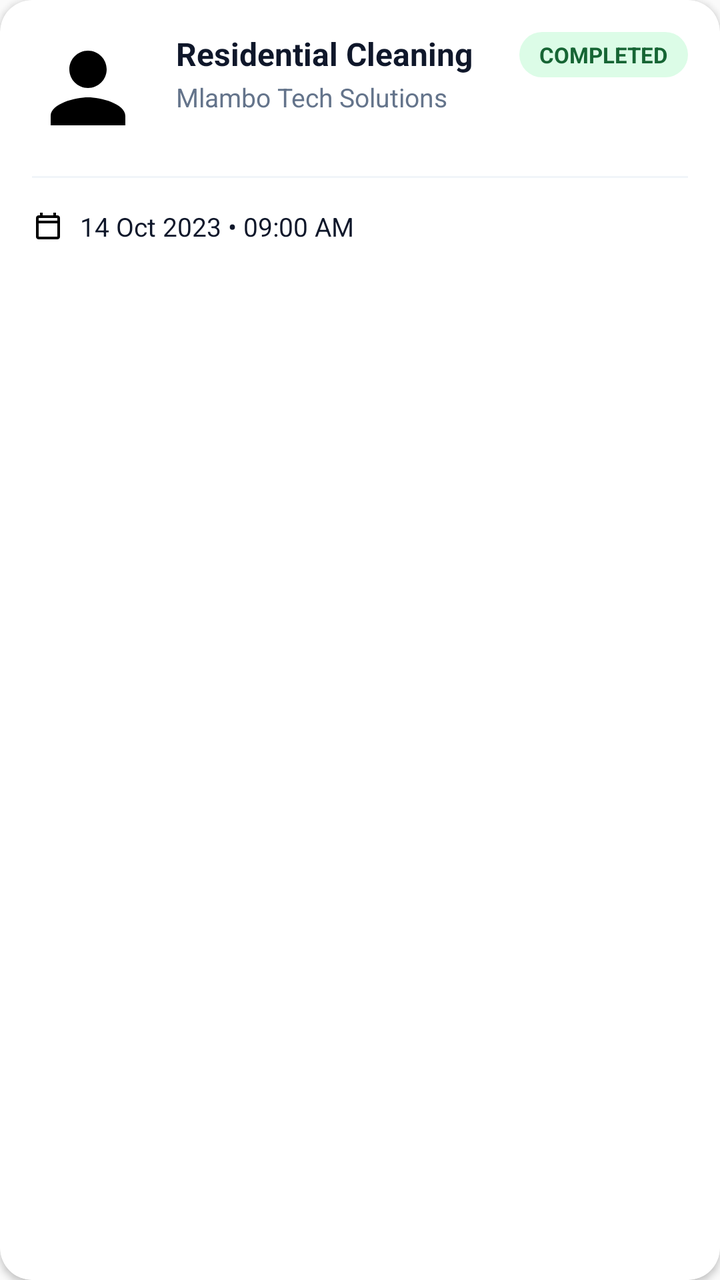
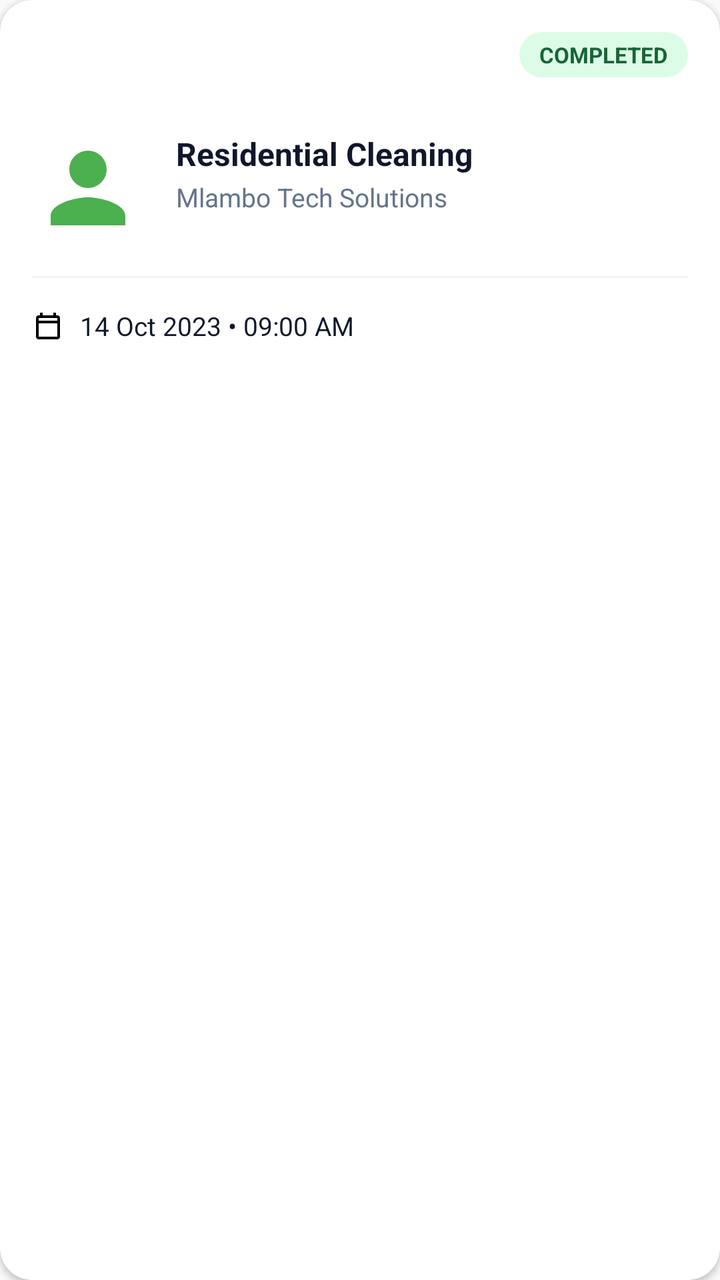

The first picture is an Android layout as it rendered before a commit; the second is the same layout after the commit. The layout source and the unified diff follow.
<!-- AndroidManifest.xml: application theme Theme.Khula -->
<!-- res/layout/item_booking_history.xml -->
<?xml version="1.0" encoding="utf-8"?>
<androidx.cardview.widget.CardView xmlns:android="http://schemas.android.com/apk/res/android"
    android:layout_width="match_parent"
    android:layout_height="wrap_content"
    xmlns:app="http://schemas.android.com/apk/res-auto"
    android:layout_marginHorizontal="16dp"
    android:layout_marginVertical="8dp"
    app:cardBackgroundColor="#FFFFFF"
    app:cardCornerRadius="16dp"
    app:cardElevation="2dp">

    <androidx.constraintlayout.widget.ConstraintLayout
        android:layout_width="match_parent"
        android:layout_height="wrap_content"
        android:padding="16dp">

        
        <com.google.android.material.imageview.ShapeableImageView
            android:id="@+id/imgHistoryProvider"
            android:layout_width="56dp"
            android:layout_height="56dp"
            android:scaleType="centerCrop"
            android:src="@drawable/ic_profile"
            app:layout_constraintStart_toStartOf="parent"
            app:layout_constraintTop_toTopOf="parent"
            app:shapeAppearanceOverlay="@style/ShapeAppearance.App.Circular" />

        
        <TextView
            android:id="@+id/tvHistoryServiceName"
            android:layout_width="0dp"
            android:layout_height="wrap_content"
            android:layout_marginStart="16dp"
            android:layout_marginEnd="8dp"
            android:text="Residential Cleaning"
            android:textColor="#0F172A"
            android:textSize="16sp"
            android:textStyle="bold"
            app:layout_constraintEnd_toStartOf="@id/layoutHistoryStatus"
            app:layout_constraintStart_toEndOf="@id/imgHistoryProvider"
            app:layout_constraintTop_toTopOf="@id/imgHistoryProvider" />

        <TextView
            android:id="@+id/tvHistoryProviderName"
            android:layout_width="0dp"
            android:layout_height="wrap_content"
            android:layout_marginStart="16dp"
            android:layout_marginTop="2dp"
            android:text="Mlambo Tech Solutions"
            android:textColor="#64748B"
            android:textSize="13sp"
            app:layout_constraintEnd_toStartOf="@id/layoutHistoryStatus"
            app:layout_constraintStart_toEndOf="@id/imgHistoryProvider"
            app:layout_constraintTop_toBottomOf="@id/tvHistoryServiceName" />

        
        <LinearLayout
            android:id="@+id/layoutHistoryStatus"
            android:layout_width="wrap_content"
            android:layout_height="wrap_content"
            android:background="@drawable/bg_status_completed"
            android:orientation="horizontal"
            android:paddingHorizontal="10dp"
            android:paddingVertical="4dp"
            app:layout_constraintEnd_toEndOf="parent"
            app:layout_constraintTop_toTopOf="parent">

            <TextView
                android:id="@+id/tvHistoryStatus"
                android:layout_width="wrap_content"
                android:layout_height="wrap_content"
                android:text="COMPLETED"
                android:textColor="#166534"
                android:textSize="11sp"
                android:textStyle="bold" />
        </LinearLayout>

        <View
            android:id="@+id/viewDivider"
            android:layout_width="0dp"
            android:layout_height="1dp"
            android:layout_marginTop="16dp"
            android:background="#F1F5F9"
            app:layout_constraintEnd_toEndOf="parent"
            app:layout_constraintStart_toStartOf="parent"
            app:layout_constraintTop_toBottomOf="@id/imgHistoryProvider" />

        
        <ImageView
            android:id="@+id/icHistoryCalendar"
            android:layout_width="16dp"
            android:layout_height="16dp"
            android:layout_marginTop="16dp"
            android:src="@drawable/ic_booking"
            app:layout_constraintStart_toStartOf="parent"
            app:layout_constraintTop_toBottomOf="@id/viewDivider"
            app:tint="#64748B" />

        <TextView
            android:id="@+id/tvHistoryDate"
            android:layout_width="wrap_content"
            android:layout_height="wrap_content"
            android:layout_marginStart="8dp"
            android:text="14 Oct 2023 • 09:00 AM"
            android:textColor="#0F172A"
            android:textSize="13sp"
            app:layout_constraintBottom_toBottomOf="@id/icHistoryCalendar"
            app:layout_constraintStart_toEndOf="@id/icHistoryCalendar"
            app:layout_constraintTop_toTopOf="@id/icHistoryCalendar" />

        <TextView
            android:id="@+id/tvHistoryPrice"
            android:layout_width="wrap_content"
            android:layout_height="wrap_content"
            android:textColor="#0F172A"
            android:textSize="15sp"
            android:textStyle="bold"
            android:visibility="gone"
            app:layout_constraintBottom_toBottomOf="@id/tvHistoryDate"
            app:layout_constraintEnd_toEndOf="parent"
            app:layout_constraintTop_toTopOf="@id/tvHistoryDate" />

    </androidx.constraintlayout.widget.ConstraintLayout>

</androidx.cardview.widget.CardView>
<!-- resources referenced by this layout -->
<resources>
  <!-- drawable bg_status_completed (drawable) -->
  <?xml version="1.0" encoding="utf-8"?>
  <shape xmlns:android="http://schemas.android.com/apk/res/android">
      <solid android:color="#DCFCE7" /> 
      <corners android:radius="100dp" /> 
  </shape>
  <!-- drawable ic_booking (drawable) -->
  <?xml version="1.0" encoding="utf-8"?>
  <vector xmlns:android="http://schemas.android.com/apk/res/android"
      android:width="24dp"
      android:height="24dp"
      android:viewportWidth="24"
      android:viewportHeight="24">
      <path
          android:fillColor="#000000"
          android:pathData="M19,4h-1V2h-2v2H8V2H6v2H5c-1.11,0 -1.99,0.9 -1.99,2L3,20c0,1.1 0.89,2 2,2h14c1.1,0 2,-0.9 2,-2V6c0,-1.1 -0.9,-2 -2,-2zM19,20H5V10h14v10zM19,8H5V6h14v2z"/>
  </vector>
  <!-- drawable ic_profile (drawable) -->
  <?xml version="1.0" encoding="utf-8"?>
  <vector xmlns:android="http://schemas.android.com/apk/res/android"
      android:width="24dp"
      android:height="24dp"
      android:viewportWidth="24"
      android:viewportHeight="24">
      <path
          android:fillColor="#000000"
          android:pathData="M12,12c2.21,0 4,-1.79 4,-4s-1.79,-4 -4,-4 -4,1.79 -4,4 1.79,4 4,4zM12,14c-2.67,0 -8,1.34 -8,4v2h16v-2c0,-2.66 -5.33,-4 -8,-4z"/>
  </vector>
  <style name="ShapeAppearance.App.Circular" parent="">
          <item name="cornerSize">50%</item>
      </style>
  <style name="Theme.Khula" parent="android:Theme.Material.Light.NoActionBar" />
</resources>

<!-- the commit's change to res/layout/item_booking_history.xml (unified diff, before → after) -->
@@ -16,14 +16,15 @@
 
         
         <com.google.android.material.imageview.ShapeableImageView
-            android:id="@+id/imgHistoryProvider"
+            android:id="@+id/imgBookingProvider"
             android:layout_width="56dp"
             android:layout_height="56dp"
             android:scaleType="centerCrop"
-            android:src="@drawable/ic_profile"
+            android:src="@drawable/ic_customer"
+            app:shapeAppearanceOverlay="@style/ShapeAppearance.App.Circular"
             app:layout_constraintStart_toStartOf="parent"
             app:layout_constraintTop_toTopOf="parent"
-            app:shapeAppearanceOverlay="@style/ShapeAppearance.App.Circular" />
+            app:layout_constraintBottom_toBottomOf="parent" />
 
         
         <TextView
@@ -37,8 +38,8 @@
             android:textSize="16sp"
             android:textStyle="bold"
             app:layout_constraintEnd_toStartOf="@id/layoutHistoryStatus"
-            app:layout_constraintStart_toEndOf="@id/imgHistoryProvider"
-            app:layout_constraintTop_toTopOf="@id/imgHistoryProvider" />
+            app:layout_constraintStart_toEndOf="@id/imgBookingProvider"
+        app:layout_constraintTop_toTopOf="@id/imgBookingProvider" />
 
         <TextView
             android:id="@+id/tvHistoryProviderName"
@@ -50,10 +51,10 @@
             android:textColor="#64748B"
             android:textSize="13sp"
             app:layout_constraintEnd_toStartOf="@id/layoutHistoryStatus"
-            app:layout_constraintStart_toEndOf="@id/imgHistoryProvider"
-            app:layout_constraintTop_toBottomOf="@id/tvHistoryServiceName" />
+            app:layout_constraintStart_toEndOf="@id/imgBookingProvider"
+        app:layout_constraintTop_toBottomOf="@id/tvHistoryServiceName" />
 
-        
+
         <LinearLayout
             android:id="@+id/layoutHistoryStatus"
             android:layout_width="wrap_content"
@@ -83,7 +84,7 @@
             android:background="#F1F5F9"
             app:layout_constraintEnd_toEndOf="parent"
             app:layout_constraintStart_toStartOf="parent"
-            app:layout_constraintTop_toBottomOf="@id/imgHistoryProvider" />
+            app:layout_constraintTop_toBottomOf="@id/imgBookingProvider" />
 
         
         <ImageView
<!-- resource entries referenced after the edit -->
@@ -17,15 +17,15 @@
           android:fillColor="#000000"
           android:pathData="M19,4h-1V2h-2v2H8V2H6v2H5c-1.11,0 -1.99,0.9 -1.99,2L3,20c0,1.1 0.89,2 2,2h14c1.1,0 2,-0.9 2,-2V6c0,-1.1 -0.9,-2 -2,-2zM19,20H5V10h14v10zM19,8H5V6h14v2z"/>
   </vector>
-  <!-- drawable ic_profile (drawable) -->
+  <!-- drawable ic_customer (drawable) -->
   <?xml version="1.0" encoding="utf-8"?>
   <vector xmlns:android="http://schemas.android.com/apk/res/android"
-      android:width="24dp"
-      android:height="24dp"
+      android:width="48dp"
+      android:height="48dp"
       android:viewportWidth="24"
       android:viewportHeight="24">
       <path
-          android:fillColor="#000000"
+          android:fillColor="#4CAF50"
           android:pathData="M12,12c2.21,0 4,-1.79 4,-4s-1.79,-4 -4,-4 -4,1.79 -4,4 1.79,4 4,4zM12,14c-2.67,0 -8,1.34 -8,4v2h16v-2c0,-2.66 -5.33,-4 -8,-4z"/>
   </vector>
   <style name="ShapeAppearance.App.Circular" parent="">
